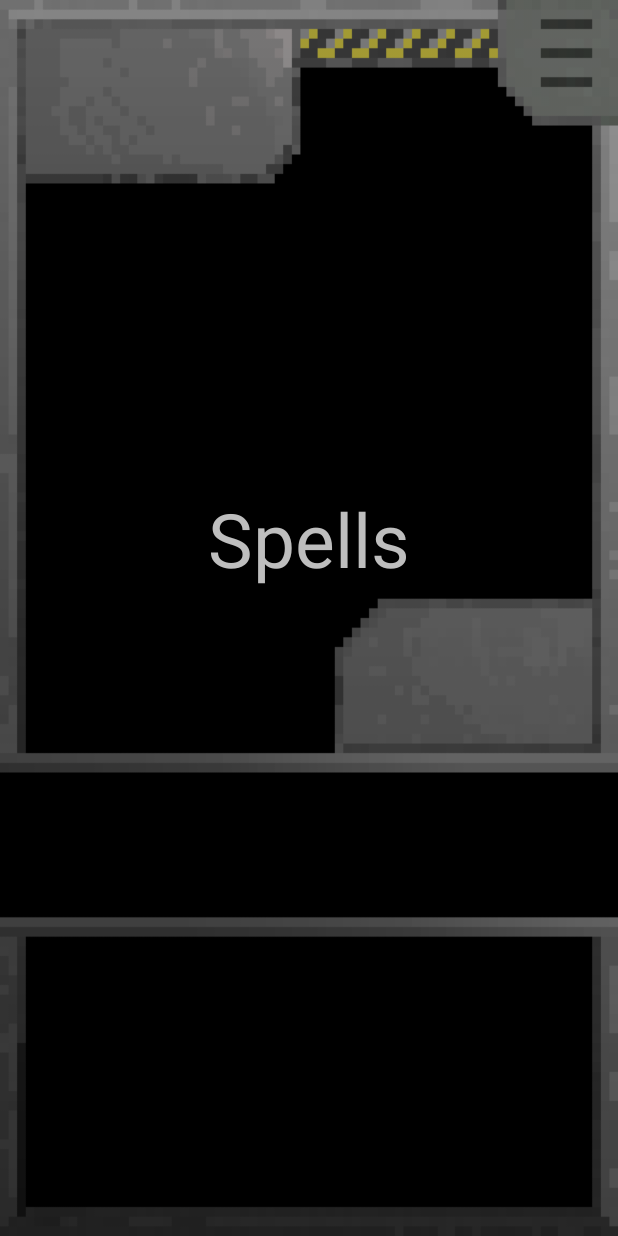
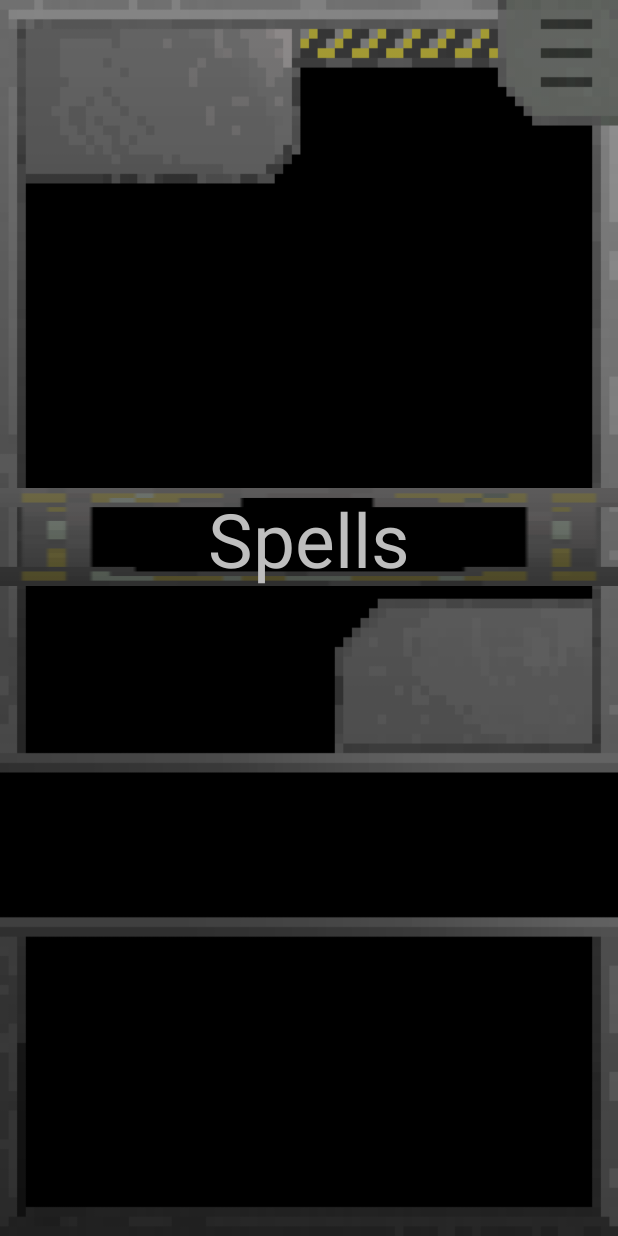
Before and after one commit to Matheus-de-Mello-Vieira/Our_Game, an Android app: the screen it shows after launch (BattleActivity), on a phone screen of 412 x 824 dp. Run offline under Robolectric (Android 15) with nearby library versions, the phone set to English and light mode, and no system bars.

Commit message:
Всё работает и есть задачи

```diff
--- a/Our_Project/app/src/main/java/com/allokgames/eventhelawn/our_project/Data/GameData.java
+++ b/Our_Project/app/src/main/java/com/allokgames/eventhelawn/our_project/Data/GameData.java
@@ -5,7 +5,7 @@ import com.allokgames.eventhelawn.our_project.Model.Player;
 /**
  * Created by DoctorZlo on 23.04.2017.
  */
-
+//второй игрок
 public class GameData {
     private Player player;
 }
--- a/Our_Project/app/src/main/java/com/allokgames/eventhelawn/our_project/Model/Monster.java
+++ b/Our_Project/app/src/main/java/com/allokgames/eventhelawn/our_project/Model/Monster.java
@@ -11,11 +11,11 @@ import java.util.ArrayList;
  */
 
 //мостров пока не трогал. более менее всё необходимое есть, как разберёмся с возможностями айтемов и скилов добавлю большее.
-
+//нужно статы в арай листе выводить
 public class Monster {
     private String name;
     private String type;
-    private ArrayList<Spell> spells;
+    public ArrayList<Spell> spells;
     private ArrayList<Item> items;
     private ArrayList<Weakneses> weakneses;
     private StatusEffects statusEffects;
--- a/Our_Project/app/src/main/res/layout/slideritem.xml
+++ b/Our_Project/app/src/main/res/layout/slideritem.xml
@@ -8,5 +8,6 @@
         android:layout_width="match_parent"
         android:layout_height="match_parent"
         android:textAlignment="center"
+        android:background="@drawable/slider"
         android:textSize="50sp" />
 </RelativeLayout>
```
